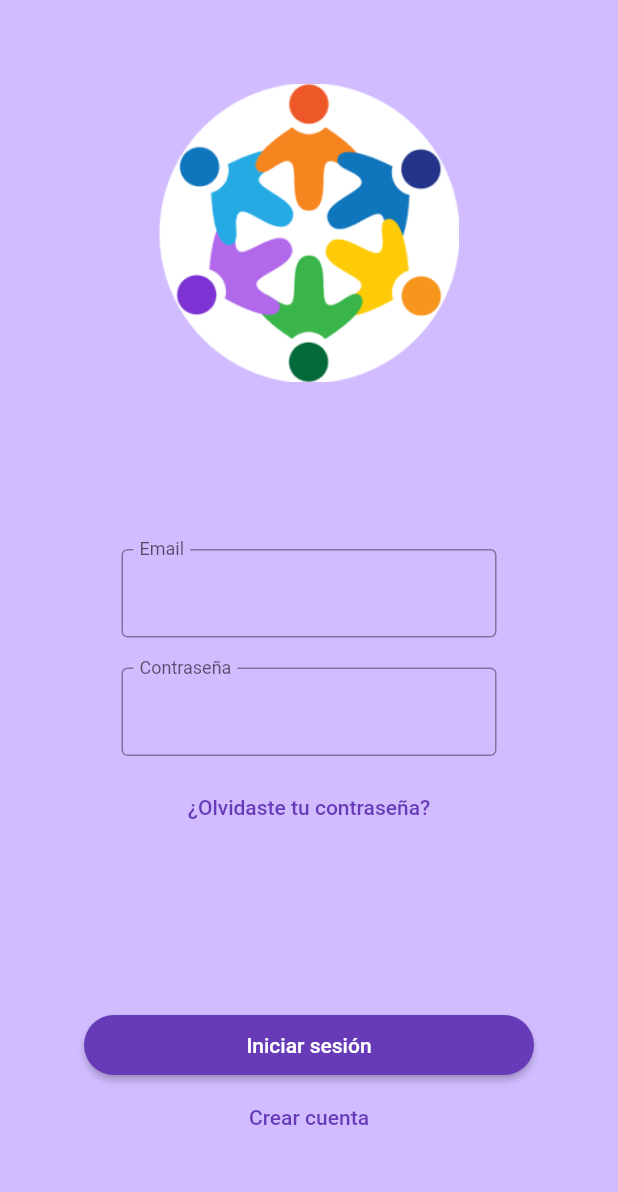
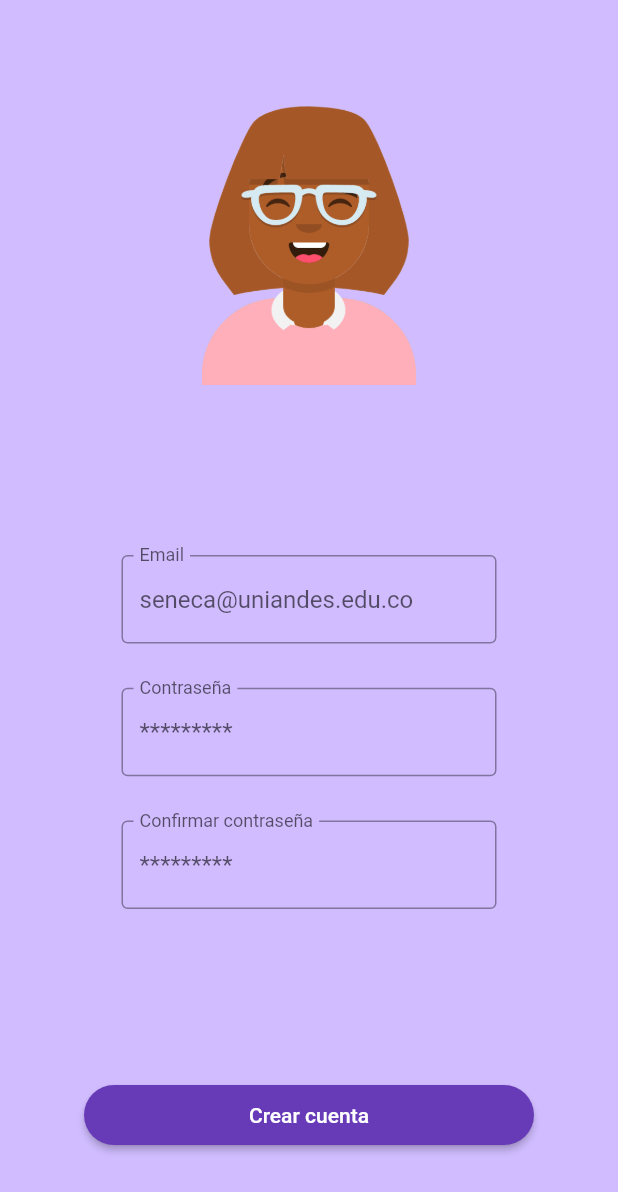
Before and after one commit to SantiagoVargasVe/proyect_grado, a Flutter app: the screen it shows after launch, after a tap on "Crear cuenta", on a phone screen of 412 x 824 dp. Shown: the top 1192 px of the screen. Run offline on Flutter 3.47's test engine with Material 2 defaults, Android fonts, the phone set to English and light mode, and no system bars; our stand-ins replace firebase_auth, firebase_core; accounts and stored records are empty; project files that could hold a hidden picture were left out.

Commit message:
ADD: Form de crear cuenta

```diff
--- a/lib/main.dart
+++ b/lib/main.dart
@@ -2,6 +2,7 @@ import 'package:flutter/material.dart';
 import 'screens/landing_screen.dart';
 import 'package:firebase_core/firebase_core.dart';
 import 'firebase_options.dart';
+import 'screens/register_screen.dart';
 
 void main() async {
   WidgetsFlutterBinding.ensureInitialized();
@@ -29,6 +30,9 @@ class MyApp extends StatelessWidget {
         ),
       ),
       home: LandingScreen(),
+      routes: {
+        RegisterScreen.routeName: (context) => RegisterScreen(),
+      },
     );
   }
 }
--- a/lib/screens/landing_screen.dart
+++ b/lib/screens/landing_screen.dart
@@ -1,5 +1,6 @@
 import 'package:flutter/material.dart';
 import 'package:firebase_auth/firebase_auth.dart';
+import 'register_screen.dart';
 
 class LandingScreen extends StatefulWidget {
   const LandingScreen({Key? key}) : super(key: key);
@@ -36,6 +37,10 @@ class _LandingScreenState extends State<LandingScreen> {
     }
 
     return null;
+  }
+
+  void goToRegisterScreen() {
+    Navigator.of(context).pushNamed(RegisterScreen.routeName);
   }
 
   @override
@@ -92,7 +97,8 @@ class _LandingScreenState extends State<LandingScreen> {
                       onPressed: () {},
                       child: const Text('Iniciar sesión')),
                   TextButton(
-                      onPressed: () {}, child: const Text('Crear cuenta')),
+                      onPressed: goToRegisterScreen,
+                      child: const Text('Crear cuenta')),
                 ],
               ),
             )
--- /dev/null
+++ b/lib/screens/register_screen.dart
@@ -0,0 +1,22 @@
+import 'package:flutter/material.dart';
+import '../widgets/create_account.dart';
+
+class RegisterScreen extends StatefulWidget {
+  const RegisterScreen({Key? key}) : super(key: key);
+  static const routeName = '/register';
+  @override
+  State<RegisterScreen> createState() => _RegisterScreenState();
+}
+
+class _RegisterScreenState extends State<RegisterScreen> {
+  @override
+  final widgets = [CreateAccount()];
+  var actual_widget_index = 0;
+  Widget build(BuildContext context) {
+    return Scaffold(
+      body: Center(
+        child: widgets[actual_widget_index],
+      ),
+    );
+  }
+}
--- /dev/null
+++ b/lib/widgets/create_account.dart
@@ -0,0 +1,97 @@
+import 'package:flutter/material.dart';
+import 'package:firebase_auth/firebase_auth.dart';
+
+class CreateAccount extends StatefulWidget {
+  const CreateAccount({Key? key}) : super(key: key);
+
+  @override
+  State<CreateAccount> createState() => _CreateAccountState();
+}
+
+class _CreateAccountState extends State<CreateAccount> {
+  FirebaseAuth auth = FirebaseAuth.instance;
+  final _formKey = GlobalKey<FormState>();
+
+  String? validateEmail(String? value) {
+    if (value == null) {
+      return 'El campo es requerido';
+    }
+
+    final RegExp emailExp = RegExp(r'^[a-zA-Z0-9.]+@[a-zA-Z0-9]+\.[a-zA-Z]+');
+    if (!emailExp.hasMatch(value)) {
+      return 'El email no es válido';
+    }
+
+    return null;
+  }
+
+  String? validatePassword(String? value) {
+    if (value == null) {
+      return 'El campo es requerido';
+    }
+
+    if (value.length < 6) {
+      return 'La contraseña debe tener al menos 6 caracteres';
+    }
+
+    return null;
+  }
+
+  @override
+  Widget build(BuildContext context) {
+    return SizedBox(
+        width: double.infinity,
+        child: Form(
+          key: _formKey,
+          child: Column(
+            mainAxisAlignment: MainAxisAlignment.spaceAround,
+            children: [
+              Image.asset('assets/images/avatar.png', width: 200, height: 200),
+              SizedBox(
+                width: 250,
+                height: 236,
+                child: Column(
+                  mainAxisAlignment: MainAxisAlignment.spaceBetween,
+                  children: [
+                    TextFormField(
+                      decoration: const InputDecoration(
+                        border: OutlineInputBorder(),
+                        labelText: 'Email',
+                        hintText: "seneca@uniandes.edu.co",
+                        floatingLabelBehavior: FloatingLabelBehavior.always,
+                      ),
+                      validator: validateEmail,
+                    ),
+                    TextFormField(
+                      decoration: const InputDecoration(
+                        border: OutlineInputBorder(),
+                        labelText: 'Contraseña',
+                        hintText: "*********",
+                        floatingLabelBehavior: FloatingLabelBehavior.always,
+                      ),
+                      validator: validateEmail,
+                    ),
+                    TextFormField(
+                      decoration: const InputDecoration(
+                        border: OutlineInputBorder(),
+                        labelText: 'Confirmar contraseña',
+                        hintText: "*********",
+                        floatingLabelBehavior: FloatingLabelBehavior.always,
+                      ),
+                      validator: validateEmail,
+                    ),
+                  ],
+                ),
+              ),
+              ElevatedButton(
+                onPressed: () {},
+                child: const Text("Crear cuenta"),
+                style: ElevatedButton.styleFrom(
+                  minimumSize: const Size(300, 40),
+                ),
+              ),
+            ],
+          ),
+        ));
+  }
+}
--- a/pubspec.yaml
+++ b/pubspec.yaml
@@ -59,7 +59,7 @@ flutter:
 
   # To add assets to your application, add an assets section, like this:
   assets:
-    - assets/images/landing_logo.png
+    - assets/images/
   #   - images/a_dot_ham.jpeg
 
   # An image asset can refer to one or more resolution-specific "variants", see
```
Also changed, not shown: assets/images/avatar.png (added), assets/images/landing_logo.svg (deleted), pubspec.lock, 1 other file.
